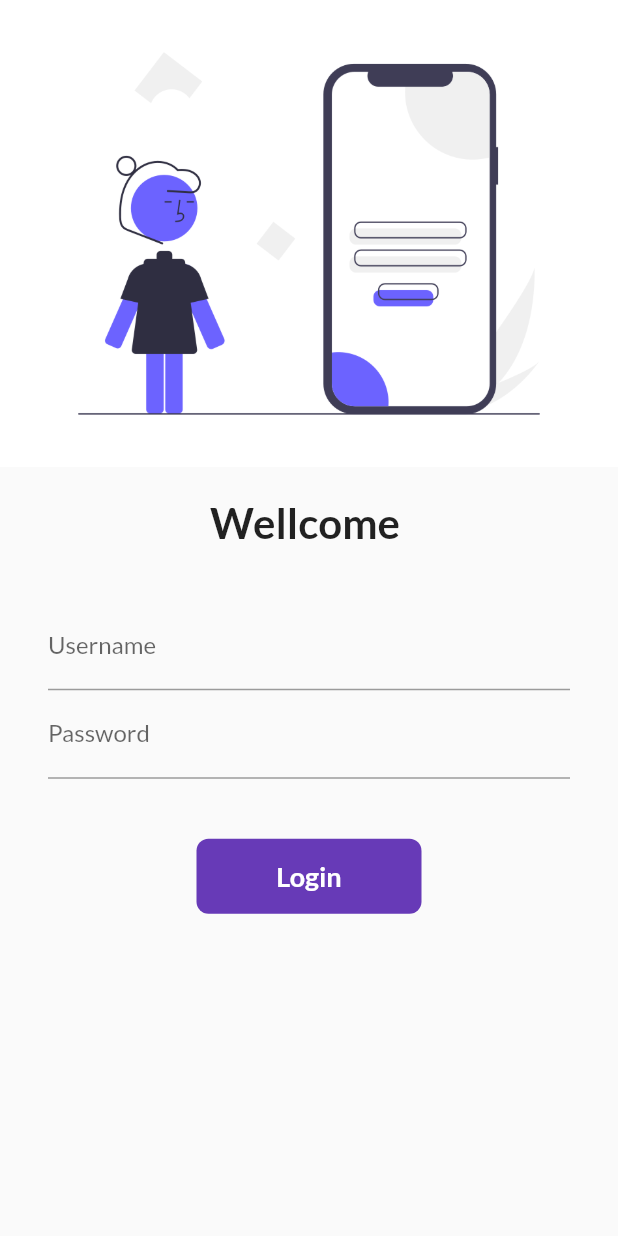
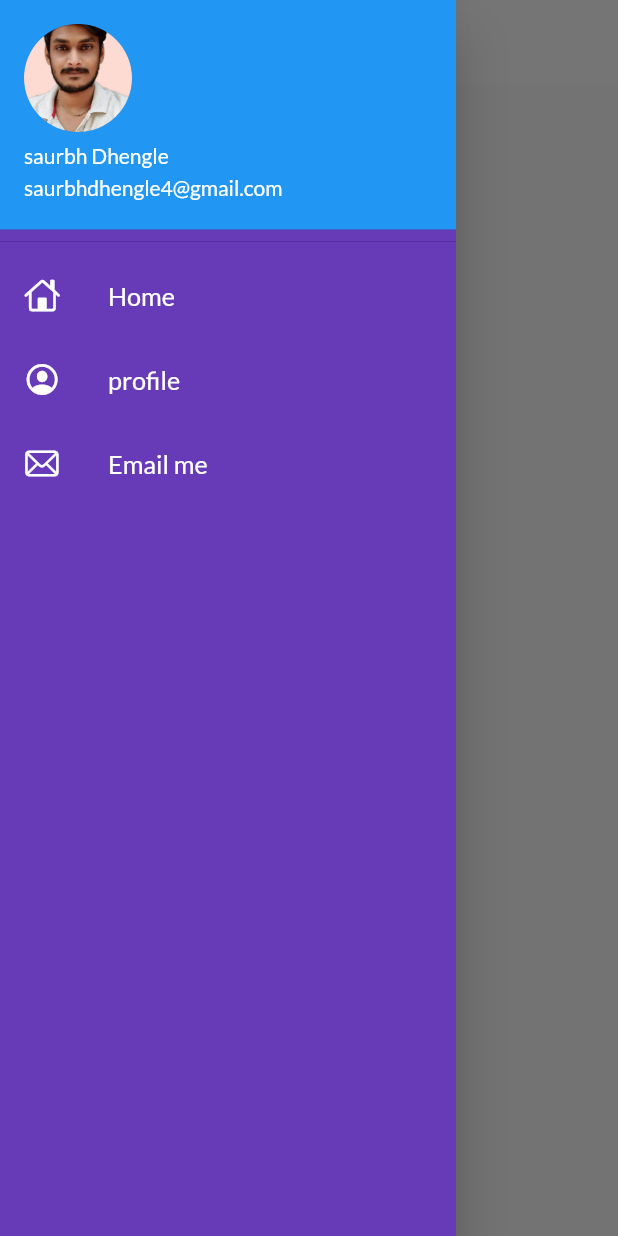
Before and after one commit to saurbhdhengle4/1-to-12-day-flutter, a Flutter app: the screen it shows after launch, with the side drawer open (before the commit the screen has no drawer), on a phone screen of 412 x 824 dp. Run offline on Flutter 3.47's test engine with Material 2 defaults, Android fonts, the phone set to English and light mode, and no system bars; our stand-ins replace google_fonts.

Commit message:
add catlogfield

```diff
--- a/lib/main.dart
+++ b/lib/main.dart
@@ -3,8 +3,7 @@ import 'package:google_fonts/google_fonts.dart';
 import 'package:weather/screen/homepage.dart';
 import 'package:weather/screen/loginPage.dart';
 import 'package:weather/util/Routes.dart';
-import 'package:weather/util/Routes.dart';
-// import 'package:google_fonts/google_fonts.dart';
+import 'package:weather/widgets/themes.dart';
 
 void main() {
   runApp(MyApp());
@@ -18,15 +17,13 @@ class MyApp extends StatelessWidget {
     return MaterialApp(
       // home: HomePage(),
       themeMode: ThemeMode.light,
-      theme: ThemeData(
-        primaryColor: Colors.deepPurple,
-        fontFamily: GoogleFonts.lato().fontFamily,
-        // primaryTextTheme: GoogleFonts.latoTextTheme(),
-      ),
-      darkTheme: ThemeData(brightness: Brightness.dark),
+      theme: MyTheme.lightTheme(context),
+      darkTheme: MyTheme.darkTheme(context),
+      debugShowCheckedModeBanner: false,
+
       initialRoute: "/",
       routes: {
-        "/": (context) => LoginPage(),
+        "/": (context) => HomePage(),
         MyRoutes.homeRoute: (context) => HomePage(),
         MyRoutes.loginRoute: (context) => LoginPage(),
       },
--- a/lib/screen/homepage.dart
+++ b/lib/screen/homepage.dart
@@ -1,10 +1,11 @@
 import 'package:flutter/material.dart';
+import 'package:weather/widgets/drawer.dart';
 
 class HomePage extends StatelessWidget {
   @override
   Widget build(BuildContext context) {
     final int days = 30;
-    final String name = "Latur";
+    final String name = "Catalog App";
 
     return Scaffold(
       appBar: AppBar(
@@ -15,7 +16,7 @@ class HomePage extends StatelessWidget {
           child: Text("welcom to $days of by $name"),
         ),
       ),
-      drawer: Drawer(),
+      drawer: MyDrawer(),
     );
   }
 }
--- /dev/null
+++ b/lib/widgets/drawer.dart
@@ -0,0 +1,65 @@
+import 'package:flutter/cupertino.dart';
+import 'package:flutter/material.dart';
+
+class MyDrawer extends StatelessWidget {
+  const MyDrawer({Key key}) : super(key: key);
+  final url =
+      "https://upload.wikimedia.org/wikipedia/commons/thumb/1/12/User_icon_2.svg/220px-User_icon_2.svg.png";
+  @override
+  Widget build(BuildContext context) {
+    return Drawer(
+      child: Container(
+        color: Colors.deepPurple,
+        child: ListView(
+          //padding: EdgeInsets.zero,
+          children: [
+            DrawerHeader(
+              padding: EdgeInsets.zero,
+              child: UserAccountsDrawerHeader(
+                // margin: EdgeInsets.zero,
+                accountName: Text("saurbh Dhengle"),
+                accountEmail: Text("saurbhdhengle4@gmail.com"),
+                currentAccountPicture: CircleAvatar(
+                  backgroundImage: AssetImage("assets/images/user1.jpg"),
+                ),
+              ),
+            ),
+            ListTile(
+              leading: Icon(
+                CupertinoIcons.home,
+                color: Colors.white,
+              ),
+              title: Text(
+                "Home",
+                textScaleFactor: 1.2,
+                style: TextStyle(color: Colors.white),
+              ),
+            ),
+            ListTile(
+              leading: Icon(
+                CupertinoIcons.profile_circled,
+                color: Colors.white,
+              ),
+              title: Text(
+                "profile",
+                textScaleFactor: 1.2,
+                style: TextStyle(color: Colors.white),
+              ),
+            ),
+            ListTile(
+              leading: Icon(
+                CupertinoIcons.mail,
+                color: Colors.white,
+              ),
+              title: Text(
+                "Email me",
+                textScaleFactor: 1.2,
+                style: TextStyle(color: Colors.white),
+              ),
+            ),
+          ],
+        ),
+      ),
+    );
+  }
+}
--- /dev/null
+++ b/lib/widgets/themes.dart
@@ -0,0 +1,16 @@
+import 'package:flutter/material.dart';
+import 'package:google_fonts/google_fonts.dart';
+
+class MyTheme {
+  static ThemeData lightTheme(BuildContext context) => ThemeData(
+      primaryColor: Colors.deepPurple,
+      fontFamily: GoogleFonts.lato().fontFamily,
+      appBarTheme: AppBarTheme(
+        color: Colors.white,
+        iconTheme: IconThemeData(color: Colors.black),
+        textTheme: Theme.of(context).textTheme,
+        elevation: 0.0,
+      ));
+  static ThemeData darkTheme(BuildContext context) =>
+      ThemeData(brightness: Brightness.dark);
+}
```
Also changed, not shown: assets/images/user1.jpg (added).
